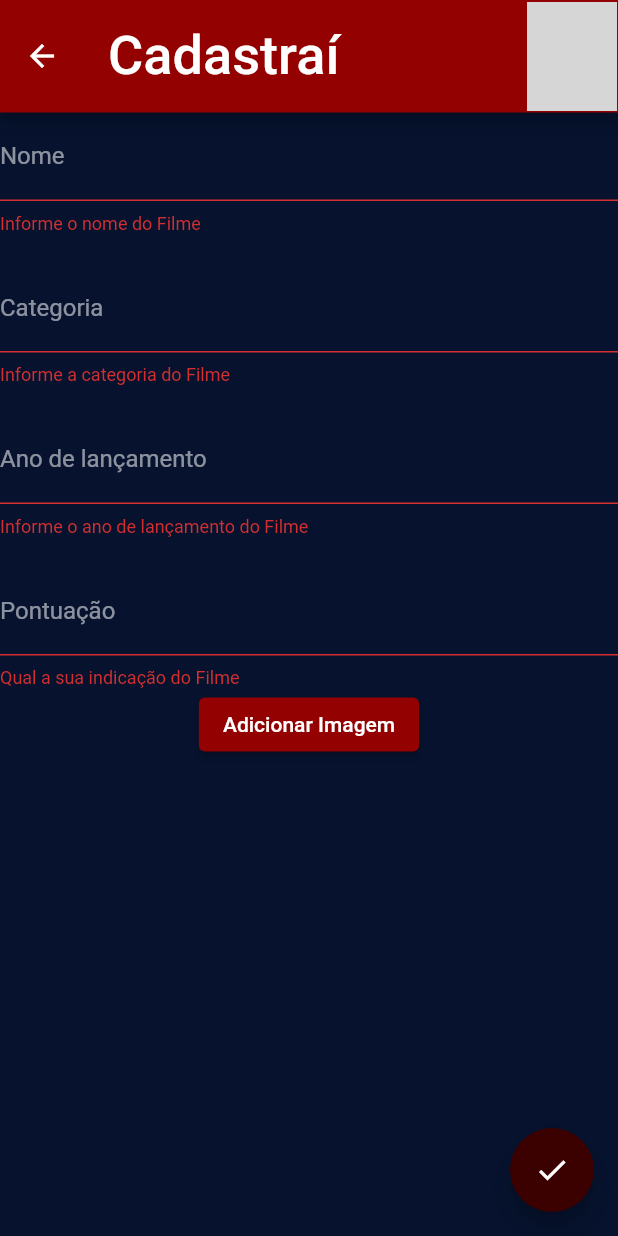
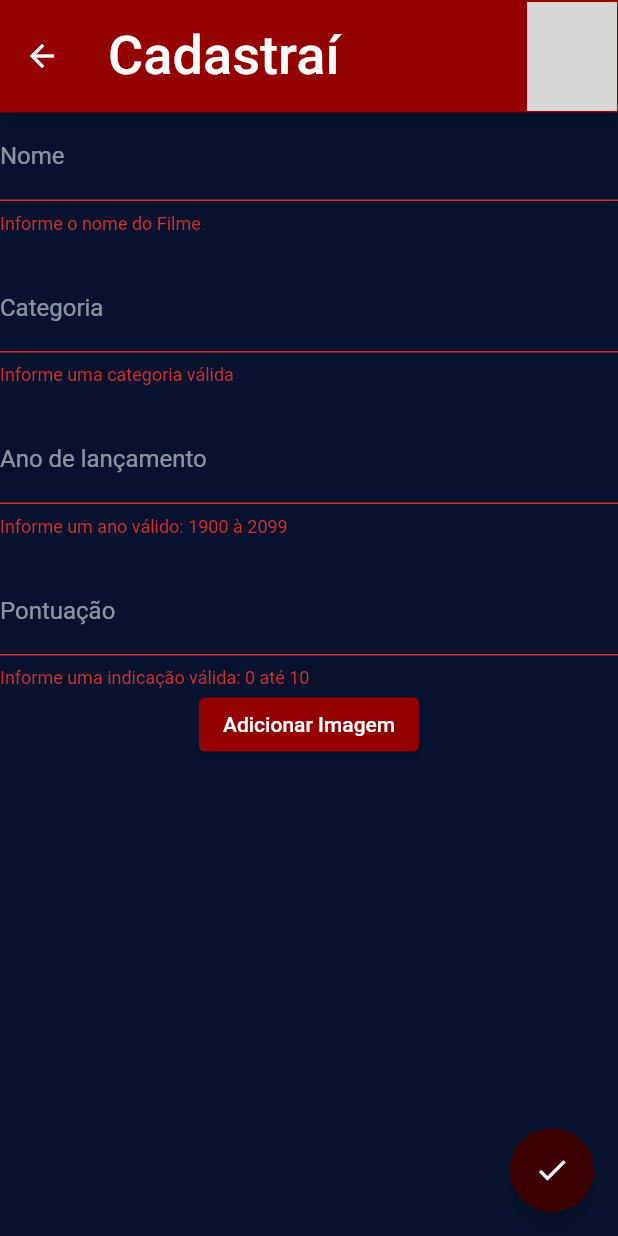
Before and after one commit to ItaloSSilva19/indicai, a Flutter app: the TelaIndicaFilme screen opened by its route, after a tap on the "check" icon, on a phone screen of 412 x 824 dp. Run offline on Flutter 3.47's test engine with Material 2 defaults, Android fonts, the phone set to English and light mode, and no system bars; our stand-ins replace cloud_firestore, file_picker, firebase_auth, firebase_core, firebase_storage, flutter_signin_button and 3 more; accounts and stored records are empty; network calls fail; grey boxes are pictures that could not be loaded.

```diff
--- a/lib/screens/editar_filme.dart
+++ b/lib/screens/editar_filme.dart
@@ -35,8 +35,8 @@ class _TelaEditarFilme extends State<TelaEditarFilme> {
                 border: OutlineInputBorder(),
               ),
               validator: (value) {
-                if (value == null || value.isEmpty) {
-                  return 'Informe o nome do filme';
+                if (value!.isEmpty) {
+                  return 'Informe o nome do Filme';
                 }
                 return null;
               },
@@ -58,8 +58,9 @@ class _TelaEditarFilme extends State<TelaEditarFilme> {
                 border: OutlineInputBorder(),
               ),
               validator: (value) {
-                if (value == null || value.isEmpty) {
-                  return 'Informe a categoria do filme';
+                if (value!.isEmpty &&
+                    !RegExp(r'^[a-z A-Z]+$').hasMatch(value)) {
+                  return 'Informe uma categoria válida';
                 }
                 return null;
               },
@@ -81,8 +82,9 @@ class _TelaEditarFilme extends State<TelaEditarFilme> {
                 border: OutlineInputBorder(),
               ),
               validator: (value) {
-                if (value == null || value.isEmpty) {
-                  return 'Informe o ano de lançamento do filme';
+                if (value!.isEmpty ||
+                    !RegExp(r'19[00-99]|20[00-99]').hasMatch(value)) {
+                  return 'Informe um ano válido';
                 }
                 return null;
               },
@@ -104,8 +106,9 @@ class _TelaEditarFilme extends State<TelaEditarFilme> {
                 border: OutlineInputBorder(),
               ),
               validator: (value) {
-                if (value == null || value.isEmpty) {
-                  return 'Informe a nota do filme';
+                if (value!.isEmpty ||
+                    !RegExp(r'^[0-9]?$|^10$').hasMatch(value)) {
+                  return 'Informe uma indicação válida: 0 até 10';
                 }
                 return null;
               },
--- a/lib/screens/indica_filme.dart
+++ b/lib/screens/indica_filme.dart
@@ -5,7 +5,6 @@ import 'package:cloud_firestore/cloud_firestore.dart';
 import 'package:firebase_auth/firebase_auth.dart';
 import 'package:indikai/models/filme.dart';
 import 'package:indikai/storage_service.dart';
-import 'package:firebase_storage/firebase_storage.dart' as firebase_storage;
 
 class TelaIndicaFilme extends StatefulWidget {
   const TelaIndicaFilme({Key? key}) : super(key: key);
@@ -111,7 +110,7 @@ class _TelaIndicaFilmeState extends State<TelaIndicaFilme> {
                   labelText: 'Nome',
                   labelStyle: TextStyle(color: Colors.white54)),
               validator: (value) {
-                if (value == null || value.isEmpty) {
+                if (value!.isEmpty) {
                   return 'Informe o nome do Filme';
                 }
                 return null;
@@ -129,8 +128,9 @@ class _TelaIndicaFilmeState extends State<TelaIndicaFilme> {
                   labelText: 'Categoria',
                   labelStyle: TextStyle(color: Colors.white54)),
               validator: (value) {
-                if (value == null || value.isEmpty) {
-                  return 'Informe a categoria do Filme';
+                if (value!.isEmpty &&
+                    !RegExp(r'^[a-z A-Z]+$').hasMatch(value)) {
+                  return 'Informe uma categoria válida';
                 }
                 return null;
               },
@@ -147,8 +147,9 @@ class _TelaIndicaFilmeState extends State<TelaIndicaFilme> {
                   labelText: 'Ano de lançamento',
                   labelStyle: TextStyle(color: Colors.white54)),
               validator: (value) {
-                if (value == null || value.isEmpty) {
-                  return 'Informe o ano de lançamento do Filme';
+                if (value!.isEmpty ||
+                    !RegExp(r'19[00-99]|20[00-99]').hasMatch(value)) {
+                  return 'Informe um ano válido: 1900 à 2099';
                 }
                 return null;
               },
@@ -165,8 +166,9 @@ class _TelaIndicaFilmeState extends State<TelaIndicaFilme> {
                   labelText: 'Pontuação',
                   labelStyle: TextStyle(color: Colors.white54)),
               validator: (value) {
-                if (value == null || value.isEmpty) {
-                  return 'Qual a sua indicação do Filme';
+                if (value!.isEmpty ||
+                    !RegExp(r'^[0-9]?$|^10$').hasMatch(value)) {
+                  return 'Informe uma indicação válida: 0 até 10';
                 }
                 return null;
               },
```
Also changed, not shown: lib/screens/detalhes_filmes.dart (+40 -29 lines), lib/screens/home_page.dart (+22 -22 lines).
